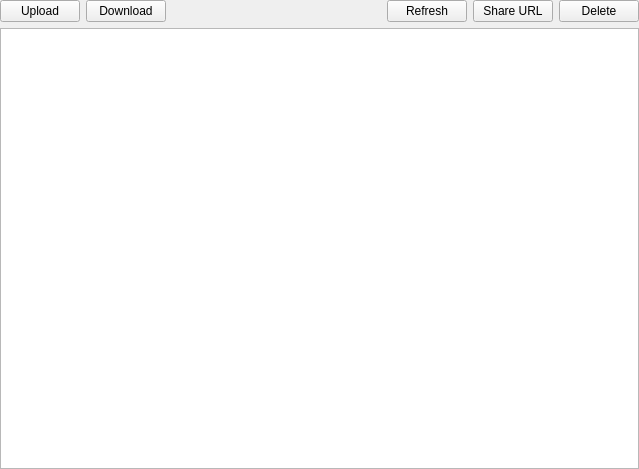
Above: client/myfilewidget.ui from nekosilverfox/foxcloud before the change. Below: the same form after it.
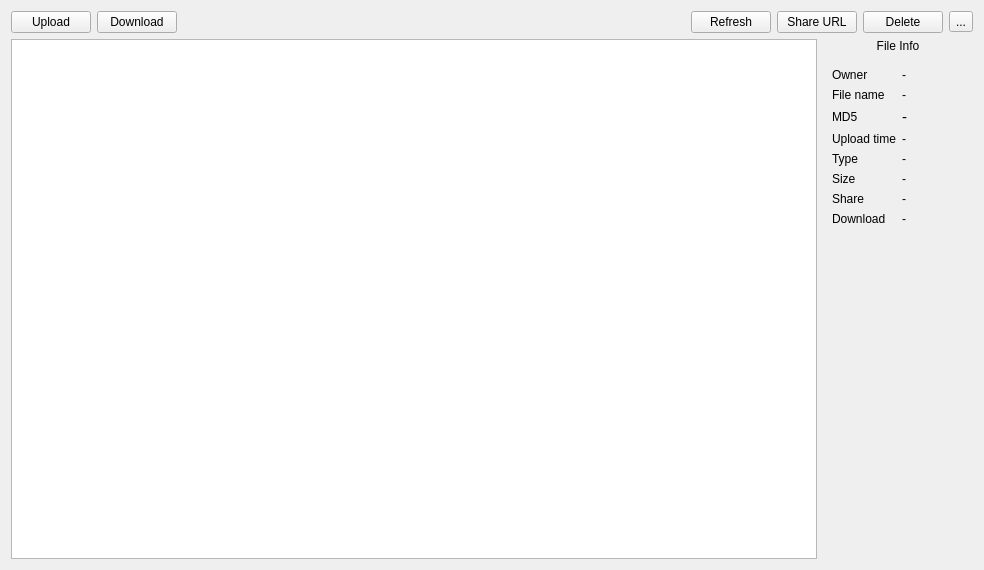
That is the form after the change.

```diff
--- a/client/myfilewidget.ui
+++ b/client/myfilewidget.ui
@@ -6,26 +6,14 @@
    <rect>
     <x>0</x>
     <y>0</y>
-    <width>639</width>
-    <height>469</height>
+    <width>984</width>
+    <height>570</height>
    </rect>
   </property>
   <property name="windowTitle">
    <string>Form</string>
   </property>
-  <layout class="QVBoxLayout" name="verticalLayout">
-   <property name="leftMargin">
-    <number>0</number>
-   </property>
-   <property name="topMargin">
-    <number>0</number>
-   </property>
-   <property name="rightMargin">
-    <number>0</number>
-   </property>
-   <property name="bottomMargin">
-    <number>0</number>
-   </property>
+  <layout class="QVBoxLayout" name="verticalLayout_2">
    <item>
     <widget class="QWidget" name="widget" native="true">
      <layout class="QHBoxLayout" name="horizontalLayout">
@@ -116,28 +104,271 @@
         </property>
        </widget>
       </item>
+      <item>
+       <widget class="QToolButton" name="btnFileInfo">
+        <property name="text">
+         <string>...</string>
+        </property>
+        <property name="checkable">
+         <bool>true</bool>
+        </property>
+       </widget>
+      </item>
      </layout>
     </widget>
    </item>
    <item>
-    <widget class="QListWidget" name="lwFiles">
-     <property name="font">
-      <font>
-       <pointsize>11</pointsize>
-      </font>
-     </property>
-     <property name="movement">
-      <enum>QListView::Movement::Free</enum>
-     </property>
-     <property name="flow">
-      <enum>QListView::Flow::LeftToRight</enum>
-     </property>
-     <property name="isWrapping" stdset="0">
-      <bool>true</bool>
-     </property>
-     <property name="viewMode">
-      <enum>QListView::ViewMode::IconMode</enum>
-     </property>
+    <widget class="QWidget" name="widget_2" native="true">
+     <layout class="QHBoxLayout" name="horizontalLayout_2">
+      <property name="leftMargin">
+       <number>0</number>
+      </property>
+      <property name="topMargin">
+       <number>0</number>
+      </property>
+      <property name="rightMargin">
+       <number>0</number>
+      </property>
+      <property name="bottomMargin">
+       <number>0</number>
+      </property>
+      <item>
+       <widget class="QListWidget" name="lwFiles">
+        <property name="font">
+         <font>
+          <pointsize>11</pointsize>
+         </font>
+        </property>
+        <property name="movement">
+         <enum>QListView::Free</enum>
+        </property>
+        <property name="flow">
+         <enum>QListView::LeftToRight</enum>
+        </property>
+        <property name="isWrapping" stdset="0">
+         <bool>true</bool>
+        </property>
+        <property name="viewMode">
+         <enum>QListView::IconMode</enum>
+        </property>
+       </widget>
+      </item>
+      <item>
+       <widget class="QWidget" name="wFileInfo" native="true">
+        <property name="minimumSize">
+         <size>
+          <width>150</width>
+          <height>0</height>
+         </size>
+        </property>
+        <property name="maximumSize">
+         <size>
+          <width>200</width>
+          <height>16777215</height>
+         </size>
+        </property>
+        <layout class="QVBoxLayout" name="verticalLayout">
+         <property name="leftMargin">
+          <number>0</number>
+         </property>
+         <property name="topMargin">
+          <number>0</number>
+         </property>
+         <property name="rightMargin">
+          <number>0</number>
+         </property>
+         <item>
+          <widget class="QLabel" name="lbFileInfo">
+           <property name="text">
+            <string>File Info</string>
+           </property>
+           <property name="alignment">
+            <set>Qt::AlignCenter</set>
+           </property>
+          </widget>
+         </item>
+         <item>
+          <widget class="QWidget" name="widget_3" native="true">
+           <layout class="QGridLayout" name="gridLayout">
+            <item row="2" column="0">
+             <widget class="QLabel" name="label_4">
+              <property name="text">
+               <string>MD5</string>
+              </property>
+             </widget>
+            </item>
+            <item row="0" column="1">
+             <widget class="QLabel" name="lbOwner">
+              <property name="text">
+               <string>-</string>
+              </property>
+              <property name="textInteractionFlags">
+               <set>Qt::LinksAccessibleByMouse|Qt::TextSelectableByMouse</set>
+              </property>
+             </widget>
+            </item>
+            <item row="1" column="0">
+             <widget class="QLabel" name="label_3">
+              <property name="text">
+               <string>File name</string>
+              </property>
+             </widget>
+            </item>
+            <item row="3" column="1">
+             <widget class="QLabel" name="lbUploadTime">
+              <property name="text">
+               <string>-</string>
+              </property>
+              <property name="textInteractionFlags">
+               <set>Qt::LinksAccessibleByMouse|Qt::TextSelectableByMouse</set>
+              </property>
+             </widget>
+            </item>
+            <item row="4" column="1">
+             <widget class="QLabel" name="lbType">
+              <property name="text">
+               <string>-</string>
+              </property>
+              <property name="textInteractionFlags">
+               <set>Qt::LinksAccessibleByMouse|Qt::TextSelectableByMouse</set>
+              </property>
+             </widget>
+            </item>
+            <item row="3" column="0">
+             <widget class="QLabel" name="label_5">
+              <property name="text">
+               <string>Upload time</string>
+              </property>
+             </widget>
+            </item>
+            <item row="5" column="0">
+             <widget class="QLabel" name="label_7">
+              <property name="text">
+               <string>Size</string>
+              </property>
+             </widget>
+            </item>
+            <item row="6" column="0">
+             <widget class="QLabel" name="label_8">
+              <property name="text">
+               <string>Share</string>
+              </property>
+             </widget>
+            </item>
+            <item row="4" column="0">
+             <widget class="QLabel" name="label_6">
+              <property name="text">
+               <string>Type</string>
+              </property>
+             </widget>
+            </item>
+            <item row="5" column="1">
+             <widget class="QLabel" name="lbSize">
+              <property name="text">
+               <string>-</string>
+              </property>
+              <property name="textInteractionFlags">
+               <set>Qt::LinksAccessibleByMouse|Qt::TextSelectableByMouse</set>
+              </property>
+             </widget>
+            </item>
+            <item row="7" column="1">
+             <widget class="QLabel" name="lbDownload">
+              <property name="text">
+               <string>-</string>
+              </property>
+              <property name="textInteractionFlags">
+               <set>Qt::LinksAccessibleByMouse|Qt::TextSelectableByMouse</set>
+              </property>
+             </widget>
+            </item>
+            <item row="0" column="0">
+             <widget class="QLabel" name="label">
+              <property name="text">
+               <string>Owner</string>
+              </property>
+             </widget>
+            </item>
+            <item row="7" column="0">
+             <widget class="QLabel" name="label_9">
+              <property name="text">
+               <string>Download</string>
+              </property>
+             </widget>
+            </item>
+            <item row="6" column="1">
+             <widget class="QLabel" name="lbShare">
+              <property name="text">
+               <string>-</string>
+              </property>
+              <property name="textInteractionFlags">
+               <set>Qt::LinksAccessibleByMouse|Qt::TextSelectableByMouse</set>
+              </property>
+             </widget>
+            </item>
+            <item row="2" column="1">
+             <widget class="QLabel" name="lbMD5">
+              <property name="maximumSize">
+               <size>
+                <width>16777215</width>
+                <height>16777215</height>
+               </size>
+              </property>
+              <property name="sizeIncrement">
+               <size>
+                <width>0</width>
+                <height>0</height>
+               </size>
+              </property>
+              <property name="font">
+               <font>
+                <pointsize>11</pointsize>
+               </font>
+              </property>
+              <property name="text">
+               <string>-</string>
+              </property>
+              <property name="textInteractionFlags">
+               <set>Qt::LinksAccessibleByMouse|Qt::TextSelectableByMouse</set>
+              </property>
+             </widget>
+            </item>
+            <item row="1" column="1">
+             <widget class="QLabel" name="lbFileName">
+              <property name="maximumSize">
+               <size>
+                <width>16777215</width>
+                <height>16777215</height>
+               </size>
+              </property>
+              <property name="text">
+               <string>-</string>
+              </property>
+              <property name="textInteractionFlags">
+               <set>Qt::LinksAccessibleByMouse|Qt::TextSelectableByMouse</set>
+              </property>
+             </widget>
+            </item>
+           </layout>
+          </widget>
+         </item>
+         <item>
+          <spacer name="verticalSpacer">
+           <property name="orientation">
+            <enum>Qt::Vertical</enum>
+           </property>
+           <property name="sizeHint" stdset="0">
+            <size>
+             <width>20</width>
+             <height>209</height>
+            </size>
+           </property>
+          </spacer>
+         </item>
+        </layout>
+       </widget>
+      </item>
+     </layout>
     </widget>
    </item>
   </layout>
```
Left out of the diff: 2 changed lines with no effect on the pictures.
